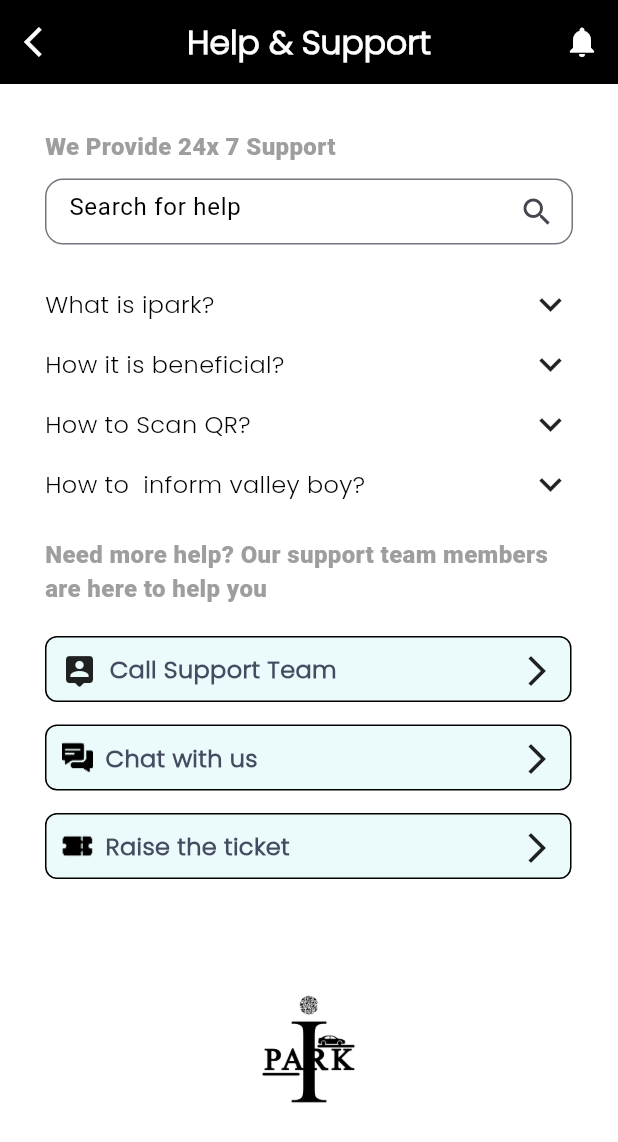
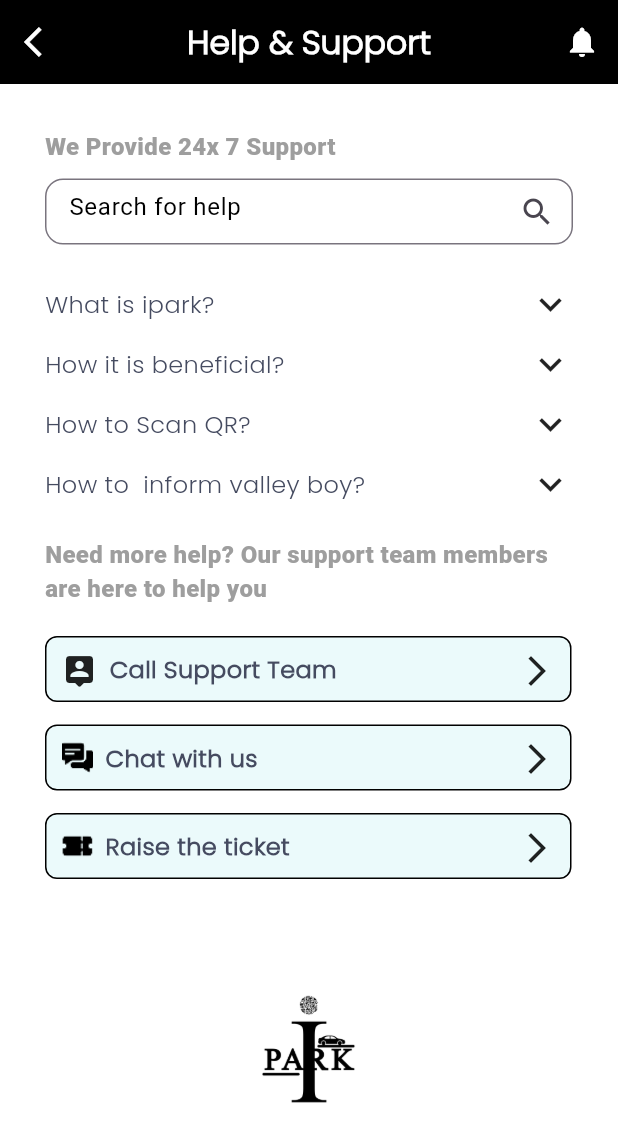
Before and after one commit to HBGadgets/I-park_flutterApp, a Flutter app: the HelpSupport screen opened directly, on a phone screen of 412 x 824 dp. Shown: the top 1142 px of the screen. Run offline on Flutter 3.47's test engine with Material 3 defaults, Android fonts, the phone set to English and light mode, and no system bars; Roboto replaces fonts that are missing (PoppinsBlack).

Commit message:
change color in home screen

```diff
--- a/lib/view/ui/help_support.dart
+++ b/lib/view/ui/help_support.dart
@@ -72,7 +72,7 @@
                     style: TextStyle(
                       fontSize: 16,
                       fontFamily: ConstantVariables.fontFamilyPoppins,
-                      color: Colors.black,
+                      color: Color(0xFF454B60),
                     ),
                   ),
                   Icon(Icons.keyboard_arrow_down_outlined, size: 30),
@@ -87,7 +87,7 @@
                     style: TextStyle(
                       fontSize: 16,
                       fontFamily: ConstantVariables.fontFamilyPoppins,
-                      color: Colors.black,
+                      color: Color(0xFF454B60),
                     ),
                   ),
                   Icon(Icons.keyboard_arrow_down_outlined, size: 30),
@@ -102,7 +102,7 @@
                     style: TextStyle(
                       fontSize: 16,
                       fontFamily: ConstantVariables.fontFamilyPoppins,
-                      color: Colors.black,
+                      color: Color(0xFF454B60),
                     ),
                   ),
                   Icon(Icons.keyboard_arrow_down_outlined, size: 30),
@@ -117,7 +117,7 @@
                     style: TextStyle(
                       fontSize: 16,
                       fontFamily: ConstantVariables.fontFamilyPoppins,
-                      color: Colors.black,
+                      color: Color(0xFF454B60),
                     ),
                   ),
                   Icon(Icons.keyboard_arrow_down_outlined, size: 30),
```
